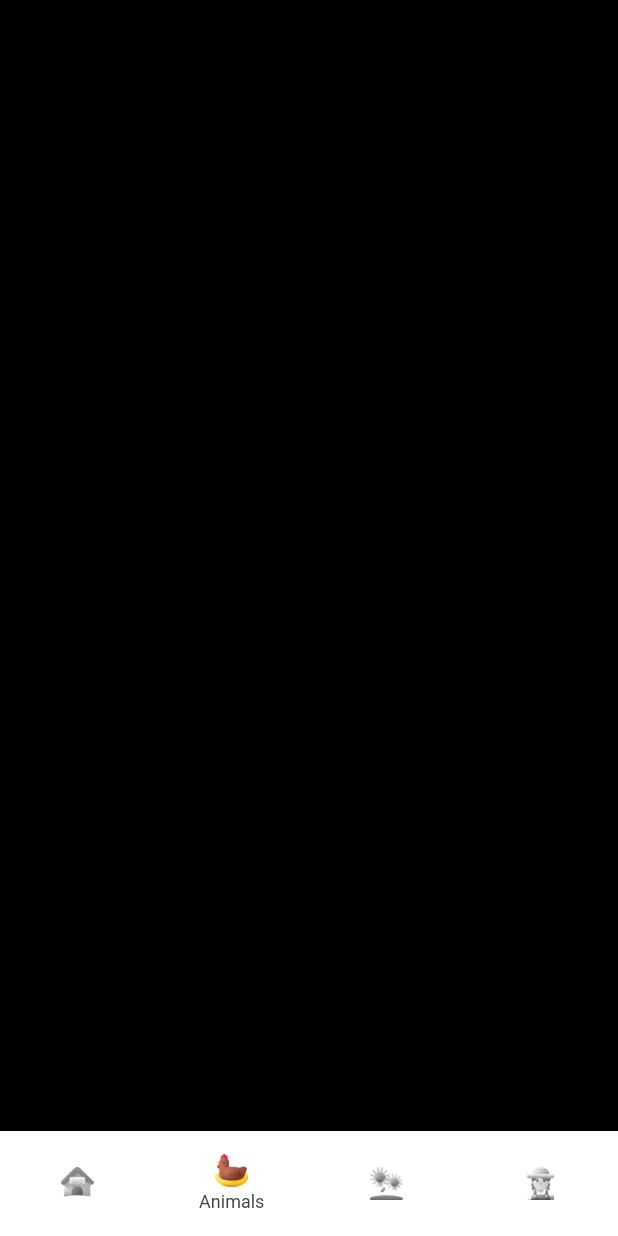
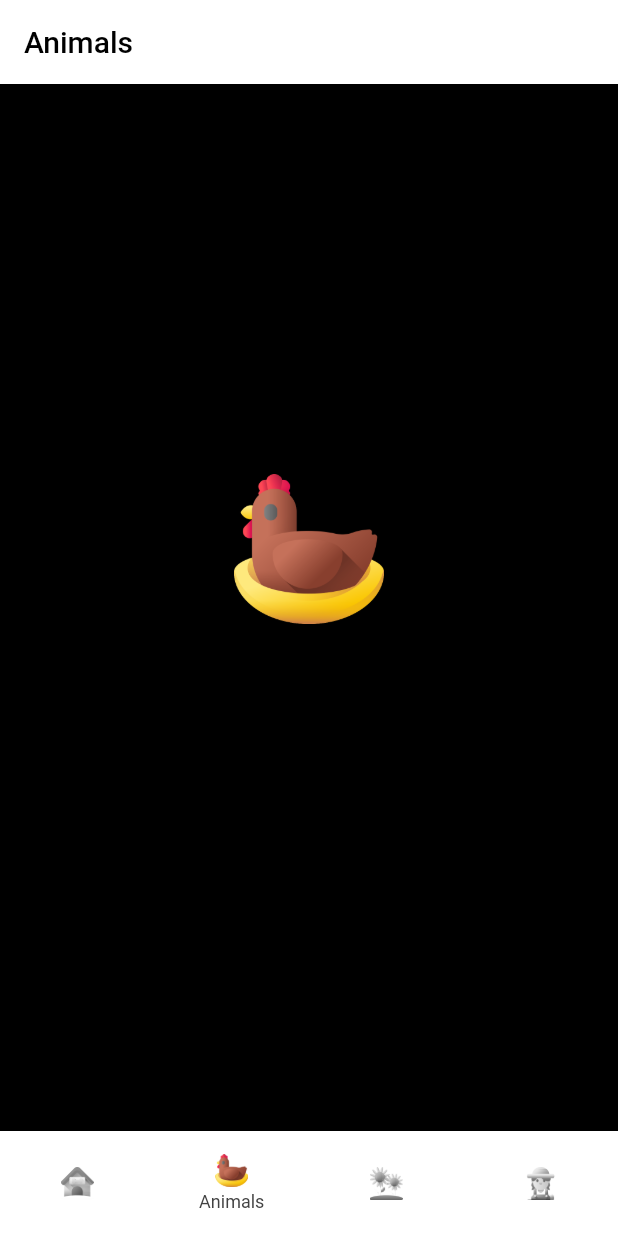
Before and after one commit to HasibeZaferr/Flutter-Bottom-Navigation-Bar, a Flutter app: the screen it shows after launch, item 2 of the bottom bar chosen, on a phone screen of 412 x 824 dp. Run offline on Flutter 3.47's test engine with Material 2 defaults, Android fonts, the phone set to English and light mode, and no system bars; drawn by our look-alikes of persistent_bottom_nav_bar.

Commit message:
added animals screen

```diff
--- a/lib/screens/animals_screen.dart
+++ b/lib/screens/animals_screen.dart
@@ -1,10 +1,36 @@
 import 'package:flutter/material.dart';
+
+import '../utilities/icon_path_util.dart';
 
 class AnimalsScreen extends StatelessWidget {
   const AnimalsScreen({Key? key}) : super(key: key);
 
   @override
   Widget build(BuildContext context) {
-    return Container();
+    return Scaffold(
+      backgroundColor: Colors.transparent,
+      appBar: AppBar(
+        title: const Text('Animals'),
+        backgroundColor: Colors.white,
+        foregroundColor: Colors.black,
+        elevation: 0.2,
+      ),
+      body: Center(
+        child: Column(
+          crossAxisAlignment: CrossAxisAlignment.center,
+          mainAxisAlignment: MainAxisAlignment.center,
+          children: const <Widget>[
+            Image(
+                image: AssetImage(kIconPathBottomNavigationBarAnimals),
+                height: 100.0),
+            SizedBox(height: 50.0),
+            Text(
+              'My Sweet Home',
+              style: TextStyle(fontSize: 24),
+            ),
+          ],
+        ),
+      ),
+    );
   }
 }
```
